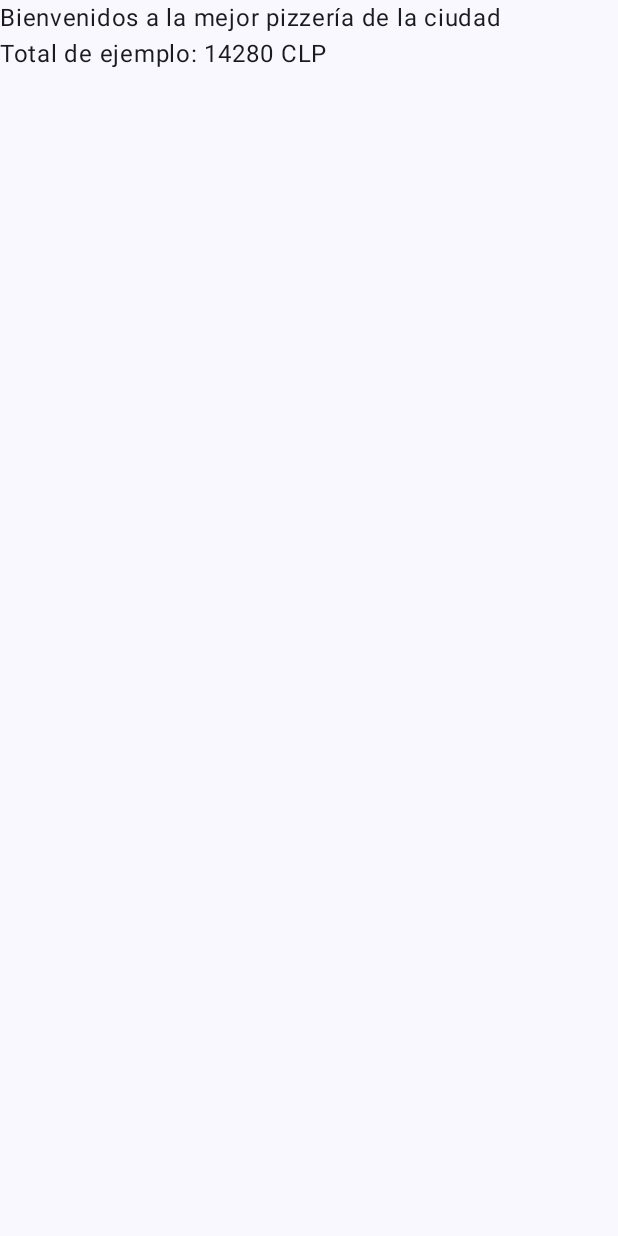
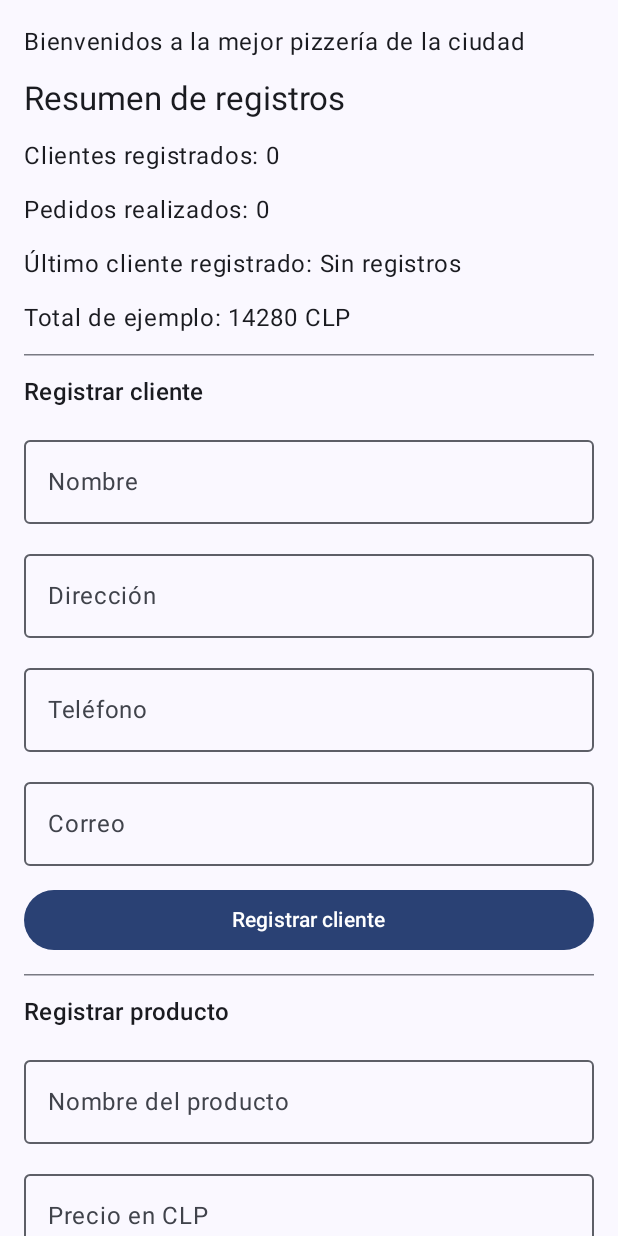
Before and after one commit to Marcelo-Rios21/PizzeriaKotlin, an Android app built with Jetpack Compose: the screen it shows after launch (MainActivity), on a phone screen of 412 x 824 dp. Run offline under Robolectric (Android 15) with nearby library versions, the phone set to English and light mode, and no system bars; our stand-ins replace livedata-compose.

Commit message:
feat: Implementar resumen dinamico de clientes y pedidos

```diff
--- a/app/src/main/java/com/example/pizzeriaapp/MainActivity.kt
+++ b/app/src/main/java/com/example/pizzeriaapp/MainActivity.kt
@@ -4,7 +4,6 @@ import android.os.Bundle
 import androidx.activity.ComponentActivity
 import androidx.activity.compose.setContent
 import androidx.activity.enableEdgeToEdge
-import androidx.compose.foundation.layout.Column
 import androidx.compose.foundation.layout.fillMaxSize
 import androidx.compose.foundation.layout.padding
 import androidx.compose.material3.Scaffold
@@ -12,14 +11,17 @@ import androidx.compose.material3.Text
 import androidx.compose.runtime.Composable
 import androidx.compose.ui.Modifier
 import androidx.compose.ui.tooling.preview.Preview
+import androidx.lifecycle.viewmodel.compose.viewModel
 import com.example.pizzeriaapp.ui.theme.PizzeriaAppTheme
 import java.time.LocalDate
 
 class MainActivity : ComponentActivity() {
+
     override fun onCreate(savedInstanceState: Bundle?) {
         super.onCreate(savedInstanceState)
         enableEdgeToEdge()
 
+        // Conservar demostracion de calculo de S4.
         val cliente = Cliente(
             "Cliente de ejemplo",
             "Direccion de ejemplo",
@@ -40,15 +42,18 @@ class MainActivity : ComponentActivity() {
             fecha = LocalDate.of(2026, 11, 14)
         )
 
+        val totalEjemplo = pedido.calcularTotal().toInt()
+
         setContent {
             PizzeriaAppTheme {
+                val resumenViewModel: ResumenViewModel = viewModel()
+
                 Scaffold(modifier = Modifier.fillMaxSize()) { innerPadding ->
-                    Column(modifier = Modifier.padding(innerPadding)) {
-                        Greeting(name = "Android")
-                        Text(
-                            text = "Total de ejemplo: ${pedido.calcularTotal().toInt()} CLP"
-                        )
-                    }
+                    PantallaResumen(
+                        viewModel = resumenViewModel,
+                        totalEjemplo = totalEjemplo,
+                        modifier = Modifier.padding(innerPadding)
+                    )
                 }
             }
         }
--- /dev/null
+++ b/app/src/main/java/com/example/pizzeriaapp/PantallaResumen.kt
@@ -0,0 +1,177 @@
+package com.example.pizzeriaapp
+
+import androidx.compose.foundation.layout.Arrangement
+import androidx.compose.foundation.layout.Column
+import androidx.compose.foundation.layout.fillMaxSize
+import androidx.compose.foundation.layout.fillMaxWidth
+import androidx.compose.foundation.layout.padding
+import androidx.compose.foundation.rememberScrollState
+import androidx.compose.foundation.verticalScroll
+import androidx.compose.material3.Button
+import androidx.compose.material3.HorizontalDivider
+import androidx.compose.material3.MaterialTheme
+import androidx.compose.material3.OutlinedTextField
+import androidx.compose.material3.Text
+import androidx.compose.runtime.Composable
+import androidx.compose.runtime.getValue
+import androidx.compose.runtime.mutableStateOf
+import androidx.compose.runtime.saveable.rememberSaveable
+import androidx.compose.runtime.setValue
+import androidx.compose.ui.Modifier
+import androidx.compose.ui.unit.dp
+import androidx.compose.runtime.livedata.observeAsState
+
+@Composable
+fun PantallaResumen(
+    viewModel: ResumenViewModel,
+    totalEjemplo: Int,
+    modifier: Modifier = Modifier
+) {
+    val resumen by viewModel.resumen.observeAsState(
+        ResumenPizzeria(0, 0, null)
+    )
+
+    val mensaje by viewModel.mensaje.observeAsState()
+
+    var nombreCliente by rememberSaveable { mutableStateOf("") }
+    var direccion by rememberSaveable { mutableStateOf("") }
+    var telefono by rememberSaveable { mutableStateOf("") }
+    var correo by rememberSaveable { mutableStateOf("") }
+
+    var nombreProducto by rememberSaveable { mutableStateOf("") }
+    var precioProducto by rememberSaveable { mutableStateOf("") }
+
+    Column(
+        modifier = modifier
+            .fillMaxSize()
+            .verticalScroll(rememberScrollState())
+            .padding(16.dp),
+        verticalArrangement = Arrangement.spacedBy(12.dp)
+    ) {
+        Greeting("Android")
+
+        Text(
+            text = "Resumen de registros",
+            style = MaterialTheme.typography.titleLarge
+        )
+
+        Text("Clientes registrados: ${resumen.totalClientes}")
+        Text("Pedidos realizados: ${resumen.totalPedidos}")
+        Text(
+            "Último cliente registrado: " +
+                (resumen.ultimoCliente ?: "Sin registros")
+        )
+
+        Text("Total de ejemplo: $totalEjemplo CLP")
+
+        HorizontalDivider()
+
+        Text(
+            text = "Registrar cliente",
+            style = MaterialTheme.typography.titleMedium
+        )
+
+        OutlinedTextField(
+            value = nombreCliente,
+            onValueChange = { nombreCliente = it },
+            label = { Text("Nombre") },
+            modifier = Modifier.fillMaxWidth()
+        )
+
+        OutlinedTextField(
+            value = direccion,
+            onValueChange = { direccion = it },
+            label = { Text("Dirección") },
+            modifier = Modifier.fillMaxWidth()
+        )
+
+        OutlinedTextField(
+            value = telefono,
+            onValueChange = { telefono = it },
+            label = { Text("Teléfono") },
+            modifier = Modifier.fillMaxWidth()
+        )
+
+        OutlinedTextField(
+            value = correo,
+            onValueChange = { correo = it },
+            label = { Text("Correo") },
+            modifier = Modifier.fillMaxWidth()
+        )
+
+        Button(
+            onClick = {
+                if (viewModel.registrarCliente(
+                    nombreCliente,
+                    direccion,
+                    telefono,
+                    correo
+                )) {
+                    nombreCliente = ""
+                    direccion = ""
+                    telefono = ""
+                    correo = ""
+                }
+            },
+            modifier = Modifier.fillMaxWidth()
+        ) {
+            Text("Registrar cliente")
+        }
+
+        HorizontalDivider()
+
+        Text(
+            text = "Registrar producto",
+            style = MaterialTheme.typography.titleMedium
+        )
+
+        OutlinedTextField(
+            value = nombreProducto,
+            onValueChange = { nombreProducto = it },
+            label = { Text("Nombre del producto") },
+            modifier = Modifier.fillMaxWidth()
+        )
+
+        OutlinedTextField(
+            value = precioProducto,
+            onValueChange = { precioProducto = it },
+            label = { Text("Precio en CLP") },
+            modifier = Modifier.fillMaxWidth()
+        )
+
+        Button(
+            onClick = {
+                if (viewModel.registrarProducto(
+                    nombreProducto,
+                    precioProducto
+                )) {
+                    nombreProducto = ""
+                    precioProducto = ""
+                }
+            },
+            modifier = Modifier.fillMaxWidth()
+        ) {
+            Text("Registrar producto")
+        }
+
+        HorizontalDivider()
+
+        Text(
+            text = "Registrar pedido",
+            style = MaterialTheme.typography.titleMedium
+        )
+
+        Text("Se utilizarán el último cliente y producto registrados.")
+
+        Button(
+            onClick = { viewModel.registrarPedido() },
+            modifier = Modifier.fillMaxWidth()
+        ) {
+            Text("Registrar pedido")
+        }
+
+        mensaje?.let {
+            Text(text = it)
+        }
+    }
+}
--- /dev/null
+++ b/datos/src/main/java/com/example/pizzeriaapp/RegistroPizzeria.kt
@@ -0,0 +1,47 @@
+package com.example.pizzeriaapp
+
+data class ResumenPizzeria(
+    val totalClientes: Int,
+    val totalPedidos: Int,
+    val ultimoCliente: String?
+)
+
+class RegistroPizzeria {
+
+    private val clientes = mutableListOf<Cliente>()
+    private val productos = mutableListOf<Producto>()
+    private val pedidos = mutableListOf<Pedido>()
+
+    fun registrarCliente(cliente: Cliente) {
+        clientes.add(cliente)
+    }
+
+    fun registrarProducto(producto: Producto) {
+        productos.add(producto)
+    }
+
+    fun registrarPedido(): Pedido {
+        val cliente = clientes.lastOrNull()
+            ?: throw IllegalStateException("Primero registra un cliente.")
+
+        val producto = productos.lastOrNull()
+            ?: throw IllegalStateException("Primero registra un producto.")
+
+        val pedido = Pedido(
+            id = pedidos.size + 1,
+            cliente = cliente,
+            productos = listOf(producto)
+        )
+
+        pedidos.add(pedido)
+        return pedido
+    }
+
+    fun resumen(): ResumenPizzeria {
+        return ResumenPizzeria(
+            totalClientes = clientes.size,
+            totalPedidos = pedidos.size,
+            ultimoCliente = clientes.lastOrNull()?.nombre
+        )
+    }
+}
```
Also changed, not shown: app/src/main/java/com/example/pizzeriaapp/ResumenViewModel.kt (added, +86 -0 lines), 1 other file.
